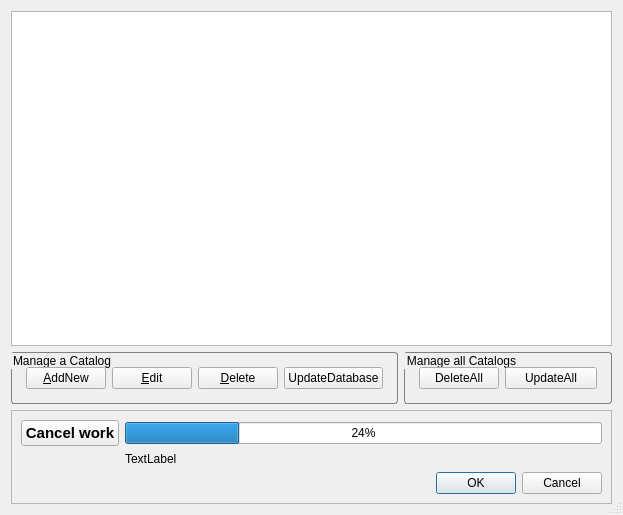
Above: QuickViewer/catalog/cataloglist.ui from kanryu/quickviewer before the change. Below: the same form after it.
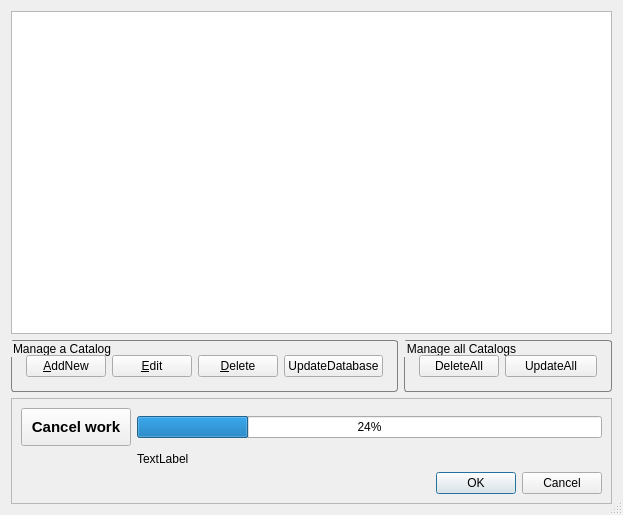
That is the form after the change.

```diff
--- a/QuickViewer/catalog/cataloglist.ui
+++ b/QuickViewer/catalog/cataloglist.ui
@@ -202,7 +202,9 @@
          </font>
         </property>
         <property name="styleSheet">
-         <string notr="true">border-width 2px;</string>
+         <string notr="true">border-width: 2px;
+padding: 8px;
+</string>
         </property>
         <property name="text">
          <string notr="true">Cancel work</string>
```
Left out of the diff: 3 changed lines with no effect on the pictures.
